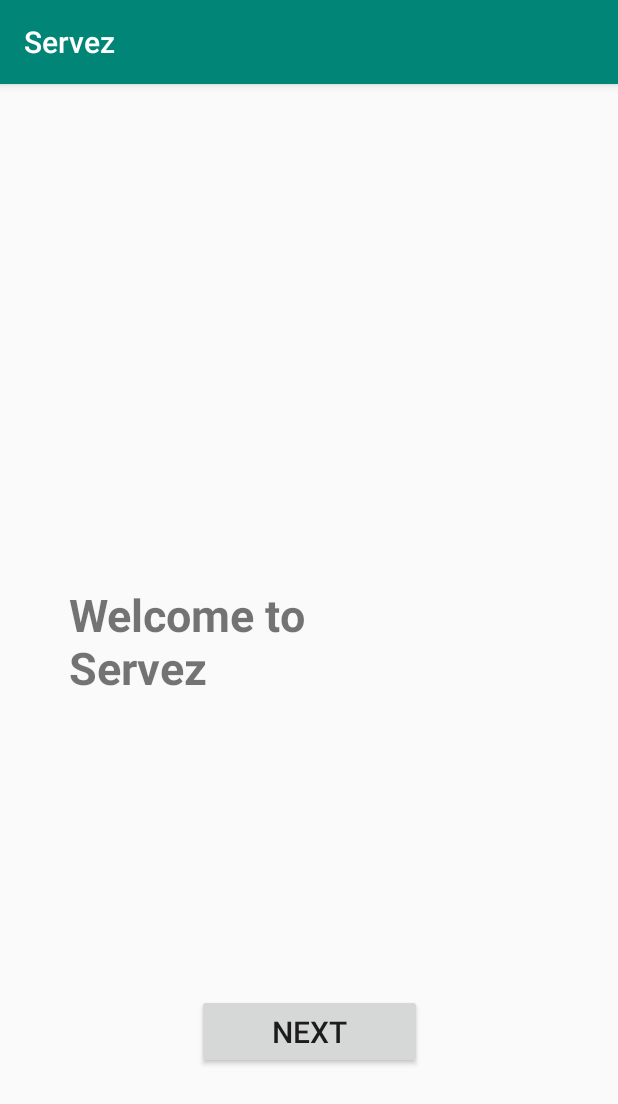
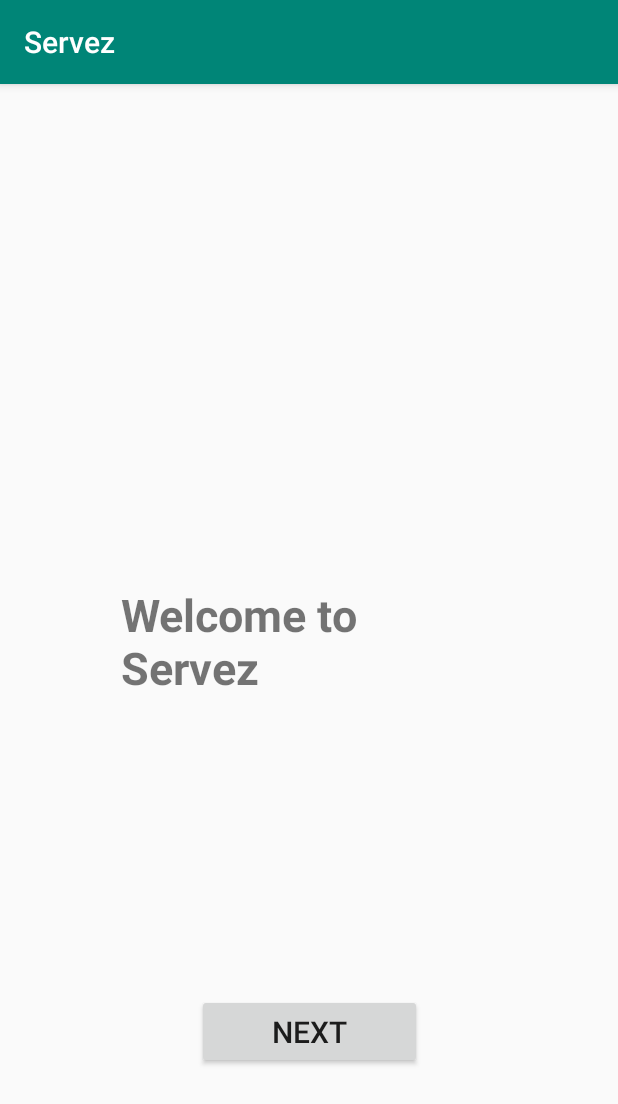
Before and after one commit to MukilanKarthikeyan/Servez, an Android app: the screen it shows after launch (MainActivity), on a phone screen of 412 x 824 dp. Shown: the top 1104 px of the screen. Run offline under Robolectric (Android 15) with nearby library versions, the phone set to English and light mode, and no system bars.

Commit message:
bruh moment do not pull

```diff
--- a/app/src/main/res/layout/activity_main.xml
+++ b/app/src/main/res/layout/activity_main.xml
@@ -16,7 +16,7 @@
         android:textSize="30dp"
         android:textStyle="bold"
         app:layout_constraintBottom_toBottomOf="parent"
-        app:layout_constraintHorizontal_bias="0.158"
+        app:layout_constraintHorizontal_bias="0.495"
         app:layout_constraintLeft_toLeftOf="parent"
         app:layout_constraintRight_toRightOf="parent"
         app:layout_constraintTop_toTopOf="parent"
```
